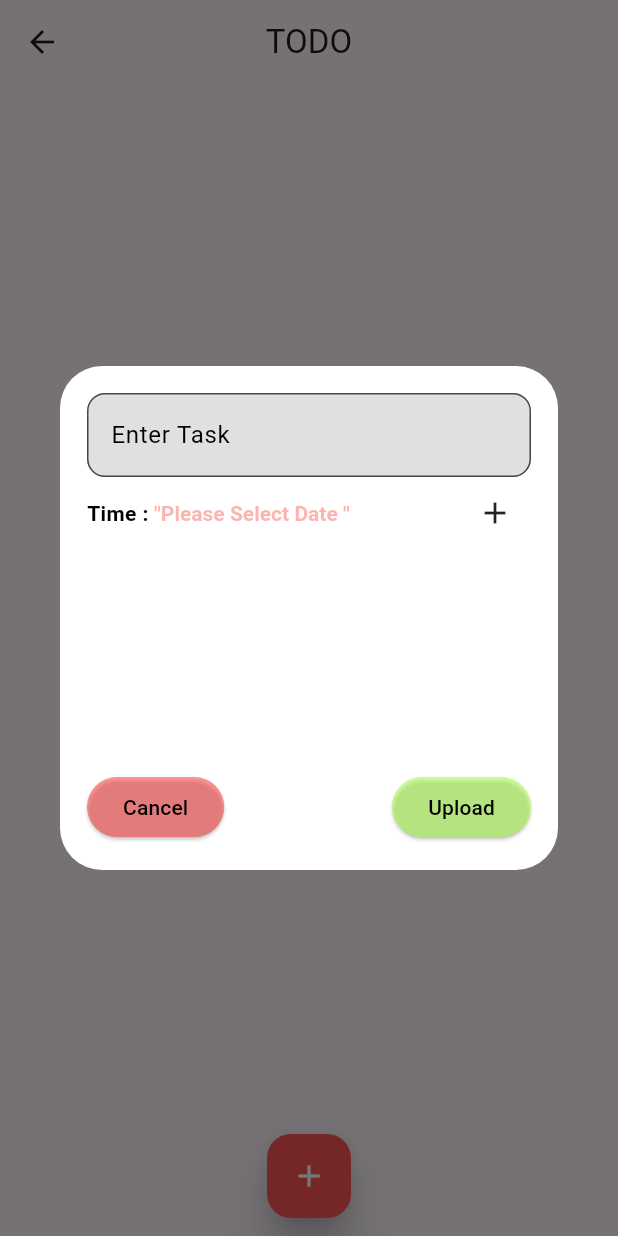
After one commit to SameerGhaffar/flutter_firebase_test, a Flutter app: the TodoScreen screen opened directly, after a tap on the "add" icon, on a phone screen of 412 x 824 dp. The commit adds this screen. Run offline on Flutter 3.47's test engine with Material 3 defaults, Android fonts, the phone set to English and light mode, and no system bars; our stand-ins replace cloud_firestore, email_validator, firebase_auth, firebase_core, google_sign_in, pin_code_text_field; accounts and stored records are empty.

Commit message:
Todo App

```diff
--- /dev/null
+++ b/lib/dialog/task_dialog.dart
@@ -0,0 +1,202 @@
+import 'package:flutter/material.dart';
+import 'package:flutter_firebase_test/model/task_model.dart';
+import 'package:flutter_firebase_test/services/firebase_auth.dart';
+import 'package:flutter_firebase_test/services/firestore.dart';
+import 'package:intl/intl.dart';
+
+class TaskDialog extends StatefulWidget {
+  const TaskDialog({super.key, this.isEdit = false, this.taskModel});
+
+  final bool isEdit;
+  final TaskModel? taskModel;
+
+  @override
+  State<TaskDialog> createState() => _TaskDialogState();
+}
+
+class _TaskDialogState extends State<TaskDialog> {
+  TextEditingController taskController = TextEditingController();
+  DateTime? date;
+  String? selectedDate;
+
+  final GlobalKey<FormState> formKey = GlobalKey<FormState>();
+
+  final FirestoreService _firestoreService = FirestoreService();
+  final AuthService _authService = AuthService();
+  @override
+  void initState() {
+    super.initState();
+    if (widget.taskModel != null) {
+      selectedDate = widget.taskModel!.date.toString();
+      taskController.text = widget.taskModel!.task;
+    }
+  }
+
+  @override
+  Widget build(BuildContext context) {
+    return Dialog(
+      backgroundColor: Colors.white,
+      elevation: 5,
+      child: Padding(
+        padding: const EdgeInsets.all(18.0),
+        child: SizedBox(
+          height: 300,
+          child: Form(
+            key: formKey,
+            child: Column(
+              mainAxisAlignment: MainAxisAlignment.start,
+              children: [
+                buildTextField(
+                    taskController, "Enter Task", "Enter Task Todo here",
+                    validator: taskValidator),
+                Row(
+                  children: [
+                    const Text("Time : ",
+                        style: TextStyle(
+                            color: Colors.black, fontWeight: FontWeight.bold),),
+                    RichText(
+                      text: TextSpan(
+                        children: [
+                          date != null || selectedDate != null
+                              ? TextSpan(
+                                  text: selectedDate,
+                                  style: const TextStyle(color: Colors.black),)
+                              : TextSpan(
+                                  text: '"Please Select Date "',
+                                  style: TextStyle(
+                                      color: Colors.red.withOpacity(0.4),
+                                      fontWeight: FontWeight.bold),
+                                ),
+                        ],
+                      ),
+                    ),
+                    const Spacer(),
+                    Padding(
+                      padding: const EdgeInsets.all(12.0),
+                      child: InkWell(
+                          onTap: () async {
+                            date = await showDatePicker(
+                              context: context,
+                              keyboardType: TextInputType.number,
+                              barrierColor: Colors.white,
+                              currentDate: DateTime.now(),
+                              helpText: "Select Date for TODO Task",
+                              firstDate: DateTime.now(),
+                              lastDate: DateTime(2025),
+                            );
+                            selectedDate =
+                                DateFormat.yMMMd().format(date!).toString();
+                            setState(() {});
+                          },
+                          child: const Icon(Icons.add),),
+                    ),
+                  ],
+                ),
+                const Spacer(),
+                Row(
+                  children: [
+                    ElevatedButton(
+                      style: ButtonStyle(
+                          backgroundColor: MaterialStateProperty.all(
+                              Colors.redAccent.withOpacity(0.6),),),
+                      onPressed: () {
+                        Navigator.of(context).pop();
+                      },
+                      child: const Text(
+                        'Cancel',
+                        style: TextStyle(color: Colors.black),
+                      ),
+                    ),
+                    const Spacer(),
+                    ElevatedButton(
+                      onPressed: () =>
+                          widget.isEdit ? onClickUpdate() : onClickUpload(),
+                      style: ButtonStyle(
+                          backgroundColor: MaterialStateProperty.all(
+                              Colors.lightGreenAccent.withOpacity(0.6))),
+                      child: Text(
+                        widget.isEdit ? 'Update' : "Upload",
+                        style: const TextStyle(color: Colors.black),
+                      ),
+                    )
+                  ],
+                ),
+              ],
+            ),
+          ),
+        ),
+      ),
+    );
+  }
+
+  Widget buildTextField(
+      TextEditingController emailController, String label, String hint,
+      {String? Function(String?)? validator}) {
+    return TextFormField(
+      validator: validator,
+      controller: emailController,
+      decoration: InputDecoration(
+        labelText: label,
+        hintText: hint,
+        labelStyle: const TextStyle(color: Colors.black),
+        hintStyle: TextStyle(color: Colors.black.withOpacity(0.3)),
+        border: OutlineInputBorder(
+          borderRadius: BorderRadius.circular(12),
+          borderSide: const BorderSide(
+            color: Colors.black,
+            width: 2,
+          ),
+        ),
+        fillColor: Colors.black12,
+        filled: true,
+        focusedBorder: OutlineInputBorder(
+          borderRadius: BorderRadius.circular(12),
+          borderSide: const BorderSide(
+            color: Colors.black,
+            width: 2,
+          ),
+        ),
+      ),
+    );
+  }
+
+  String? taskValidator(String? value) {
+    if (value == null || value.isEmpty) {
+      return "Task is required";
+    }
+
+    return null;
+  }
+
+  onClickUpload() async {
+
+    if (formKey.currentState!.validate()) {
+      String taskText = taskController.text.toString();
+      if (selectedDate != null) {
+        TaskModel taskModel = TaskModel(
+            task: taskText, date: selectedDate!, uId: _authService.user!.uid);
+        if (await _firestoreService.addTask(taskModel)) {
+          Navigator.pop(context);
+        }
+      }
+    }
+  }
+
+  onClickUpdate(){
+    if (formKey.currentState!.validate()) {
+      String taskText = taskController.text.toString();
+
+      if (selectedDate != null || date.toString() != null) {
+        TaskModel taskModel = TaskModel(
+            task: taskText,
+            date: selectedDate ?? date.toString(),
+            uId: widget.taskModel!.uId,
+            docId: widget.taskModel!.docId);
+
+        _firestoreService.updateTaskAndDate(taskModel);
+      }
+
+      Navigator.pop(context);
+    }
+  }
+}
--- a/lib/main.dart
+++ b/lib/main.dart
@@ -1,10 +1,10 @@
 import 'package:firebase_auth/firebase_auth.dart';
 import 'package:flutter/material.dart';
 import 'package:firebase_core/firebase_core.dart';
-import 'package:flutter_firebase_test/home/home.dart';
-import 'package:flutter_firebase_test/login/login.dart';
+import 'package:flutter_firebase_test/ui/home/home.dart';
+import 'package:flutter_firebase_test/ui/login/login.dart';
 import 'package:flutter_firebase_test/services/firebase_auth.dart';
-import 'package:flutter_firebase_test/signup/sign_up.dart';
+import 'package:flutter_firebase_test/ui/signup/sign_up.dart';
 import 'firebase_options.dart';
 
 void main() async {
--- /dev/null
+++ b/lib/model/task_model.dart
@@ -0,0 +1,47 @@
+
+import 'package:cloud_firestore/cloud_firestore.dart';
+
+class TaskModel {
+  String uId;
+  String? docId;
+  String task;
+  String date;
+
+  TaskModel({required this.task, required this.date,required this.uId, this.docId});
+
+  Map<String, dynamic> toMap() {
+    return {
+      'task': task,
+      'date': date,
+      'uId': uId,
+      'docId':docId
+    };
+  }
+  Map<String, dynamic> toUpdateDate() {
+    return {
+      'date': date,
+    };
+  }
+  Map<String, dynamic> toUpdateTaskAndDate() {
+    return {
+      'task': task,
+      'date': date,
+    };
+  }
+  Map<String, dynamic> toUpdateTask() {
+    return {
+      'task': task,
+    };
+  }
+
+  factory TaskModel.fromMap(DocumentSnapshot<Map<String, dynamic>> snap) {
+    Map<String, dynamic> map = snap.data()!;
+    return TaskModel(
+        task: map['task'],
+        date: map['date'],
+        uId: map['uId'],
+        docId:map['docId'],
+    );
+  }
+
+}
--- a/lib/services/snackbar.dart
+++ b/lib/services/snackbar.dart
@@ -1,6 +1,8 @@
 import 'package:flutter/material.dart';
 
-class SnackBarService{
+class Functions{
+
+
 
  static void showSnackBar(String str,BuildContext context) {
 
--- a/lib/phonelogin/otp.dart
+++ b/lib/ui/phonelogin/otp.dart
@@ -1,7 +1,7 @@
 
 import 'package:flutter/material.dart';
-import 'package:flutter_firebase_test/home/home.dart';
-import 'package:flutter_firebase_test/login/login.dart';
+import 'package:flutter_firebase_test/ui//home/home.dart';
+import 'package:flutter_firebase_test/ui/login/login.dart';
 import 'package:flutter_firebase_test/services/firebase_auth.dart';
 import 'package:pin_code_text_field/pin_code_text_field.dart';
 
@@ -17,7 +17,6 @@ class Otp extends StatelessWidget {
 
 
     final GlobalKey<FormState> formKey = GlobalKey<FormState>();
-    bool isObscure = true;
     TextEditingController smsController = TextEditingController();
 
     return Scaffold(
--- a/lib/phonelogin/phone.dart
+++ b/lib/ui/phonelogin/phone.dart
@@ -1,10 +1,5 @@
-import 'package:firebase_auth/firebase_auth.dart';
-import 'package:flutter/gestures.dart';
 import 'package:flutter/material.dart';
-import 'package:flutter_firebase_test/home/home.dart';
-import 'package:flutter_firebase_test/phonelogin/otp.dart';
 import 'package:flutter_firebase_test/services/firebase_auth.dart';
-import 'package:flutter_firebase_test/signup/sign_up.dart';
 
 class PhoneLogin extends StatefulWidget {
   const PhoneLogin({super.key});
--- /dev/null
+++ b/lib/ui/todo/todo_screen.dart
@@ -0,0 +1,133 @@
+import 'package:cloud_firestore/cloud_firestore.dart';
+import 'package:flutter/material.dart';
+import 'package:flutter_firebase_test/model/task_model.dart';
+import 'package:flutter_firebase_test/services/dialog.dart';
+import 'package:flutter_firebase_test/services/firestore.dart';
+
+class TodoScreen extends StatefulWidget {
+  const TodoScreen({super.key});
+
+  @override
+  State<TodoScreen> createState() => _TodoScreenState();
+}
+
+class _TodoScreenState extends State<TodoScreen> {
+  final DialogService _dialogService = DialogService();
+  final FirestoreService _firestoreService = FirestoreService();
+
+  List<TaskModel> taskList = [];
+
+  @override
+  void initState() {
+    super.initState();
+
+    _firestoreService.users.snapshots().listen((event) {
+      taskList.clear();
+      taskList = List.generate(
+        event.size,
+        (index) => TaskModel.fromMap(
+            event.docs[index] as DocumentSnapshot<Map<String, dynamic>>),
+      );
+      setState(() {});
+    });
+  }
+
+  TaskModel getTaskData(int index) {
+    return taskList[index];
+  }
+
+  @override
+  Widget build(BuildContext context) {
+    return Scaffold(
+      appBar: AppBar(
+        title: const Text(
+          'TODO',
+        ),
+        centerTitle: true,
+      ),
+      body: Column(
+        children: [
+          Expanded(
+            child: ListView.builder(
+              itemBuilder: (context, index) => Padding(
+                padding: const EdgeInsets.all(8.0),
+                child: taskCard(index),
+              ),
+              itemCount: taskList.length,
+            ),
+          ),
+          Container(
+            height: 80,
+            alignment: Alignment.center,
+            child: FloatingActionButton(
+              onPressed: () => onclickFAB(),
+              elevation: 10,
+              backgroundColor: Colors.redAccent,
+              child: const Icon(Icons.add, color: Colors.white),
+            ),
+          )
+        ],
+      ),
+    );
+  }
+
+  Widget taskCard(int index) {
+    return Card(
+      elevation: 5,
+      child: Container(
+        decoration: const BoxDecoration(
+            color: Colors.white60,
+            borderRadius: BorderRadius.all(Radius.circular(12))),
+        padding: const EdgeInsets.symmetric(horizontal: 10, vertical: 30),
+        child: Row(
+          // mainAxisAlignment: MainAxisAlignment.spaceAround,
+          children: [
+            Expanded(
+                child: Container(
+              alignment: Alignment.centerLeft,
+              child: Column(
+                crossAxisAlignment: CrossAxisAlignment.start,
+                mainAxisAlignment: MainAxisAlignment.center,
+                children: [
+                  Text(
+                    getTaskData(index).task,
+                    style: const TextStyle(
+                        fontWeight: FontWeight.bold, fontSize: 16),
+                  ),
+                  Text(
+                    getTaskData(index).date,
+                    style: const TextStyle(
+                        fontWeight: FontWeight.normal, fontSize: 16),
+                  ),
+                ],
+              ),
+            ),),
+            IconButton(
+              onPressed: () {
+                _dialogService.showAddDialog(context,
+                    isEdit: true, taskModel: getTaskData(index));
+              },
+              icon: const Icon(
+                Icons.edit,
+                color: Colors.blueAccent,
+              ),
+            ),
+            IconButton(
+              onPressed: () {
+                _firestoreService.deleteTask(getTaskData(index).docId);
+              },
+              icon: const Icon(
+                Icons.delete,
+                color: Colors.redAccent,
+              ),
+            ),
+          ],
+        ),
+      ),
+    );
+  }
+
+  onclickFAB() {
+    _dialogService.showAddDialog(context);
+  }
+}
--- a/pubspec.yaml
+++ b/pubspec.yaml
@@ -40,6 +40,8 @@ dependencies:
   email_validator: ^2.1.17
   google_sign_in: ^6.1.5
   pin_code_text_field: ^1.8.0
+  cloud_firestore: ^4.11.0
+  intl: ^0.17.0
 
 
 dev_dependencies:
```
Also changed, not shown: lib/home/home.dart (deleted, +0 -29 lines), lib/services/dialog.dart (added, +70 -0 lines), lib/services/firebase_auth.dart (+33 -34 lines), lib/services/firestore.dart (added, +57 -0 lines), lib/ui/home/home.dart (added, +44 -0 lines), lib/ui/login/login.dart (renamed from lib/login/login.dart, +10 -9 lines), lib/ui/signup/sign_up.dart (renamed from lib/signup/sign_up.dart), pubspec.lock, 3 other files.
